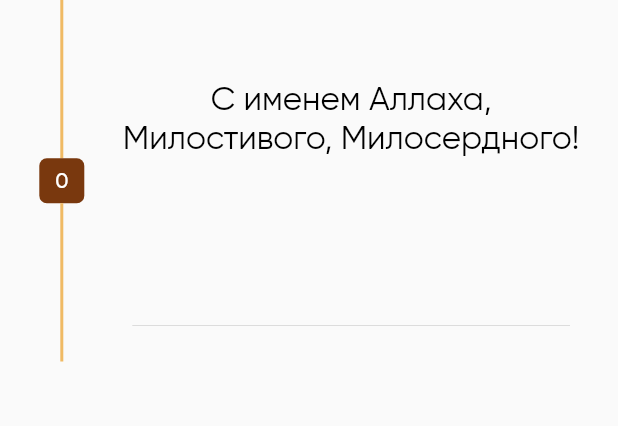
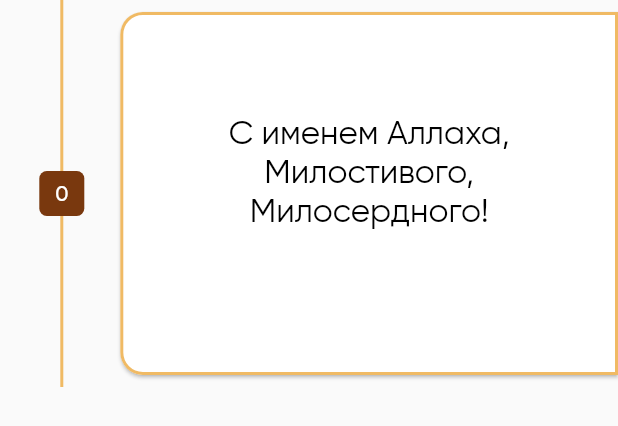
Before and after one commit to JMApps/project_fatiha, a Flutter app: the ItemTimeLineTajweed widget shown alone on an empty page, opened directly with empty values, on a phone screen of 412 x 824 dp. Shown: the top 426 px of the screen. Run offline on Flutter 3.47's test engine with Material 2 defaults, Android fonts, the phone set to English and light mode, and no system bars; drawn by our look-alikes of timeline_tile; our stand-ins replace salomon_bottom_bar, sqflite; accounts and stored records are empty.

Commit message:
Added arabic font for Ayah

```diff
--- a/lib/presentation/ui/widgets/items/item_time_line_tajweed.dart
+++ b/lib/presentation/ui/widgets/items/item_time_line_tajweed.dart
@@ -39,27 +39,43 @@ class ItemTimeLineTajweed extends StatelessWidget {
         color: Color(0xFFF0BA64),
         thickness: 2,
       ),
-      endChild: Padding(
+      endChild: Card(
+        margin: const EdgeInsets.only(
+          left: 24,
+          top: 8,
+          bottom: 8,
+        ),
+        elevation: 1,
+        shape: const RoundedRectangleBorder(
+            borderRadius: BorderRadius.only(
+              topLeft: Radius.circular(15),
+              bottomLeft: Radius.circular(15),
+            ),
+            side: BorderSide(
+              color: Color(0xFFF0BA64),
+              width: 2,
+            )),
+        child: Padding(
           padding: const EdgeInsets.all(16),
           child: Column(
             children: [
               Text(
-              '${item.ayah}',
+                item.ayah,
                 textAlign: TextAlign.center,
                 style: const TextStyle(
                   fontSize: 25,
-                  fontWeight: FontWeight.bold,
-                  color: Colors.black),
+                  fontWeight: FontWeight.w400,
+                  color: Colors.black,
+                  fontFamily: 'UthmanicRegular',
+                ),
               ),
               const SizedBox(height: 8),
               const Text(
                 'С именем Аллаха, Милостивого, Милосердного!',
                 textAlign: TextAlign.center,
-              style: TextStyle(
-                  fontSize: 22,
-                  color: Colors.black),
+                style: TextStyle(fontSize: 22, color: Colors.black),
               ),
-            const SizedBox(height: 16),
+              const SizedBox(height: 8),
               Expanded(
                 child: ListTile(
                   title: Padding(
@@ -85,9 +101,8 @@ class ItemTimeLineTajweed extends StatelessWidget {
                   ),
                 ),
               ),
-            const SizedBox(height: 16),
-            const Divider(indent: 16, endIndent: 16),
             ],
+          ),
         ),
       ),
     );
--- a/pubspec.yaml
+++ b/pubspec.yaml
@@ -41,3 +41,6 @@ flutter:
       fonts:
         - asset: assets/fonts/GilroyMedium.ttf
         - asset: assets/fonts/GilroyRegular.ttf
+    - family: UthmanicRegular
+      fonts:
+        - asset: assets/fonts/UthmanicRegular.ttf
```
Also changed, not shown: assets/fonts/UthmanicRegular.ttf (added), 1 other file. Lines whose indentation alone changed are shown as unchanged.
